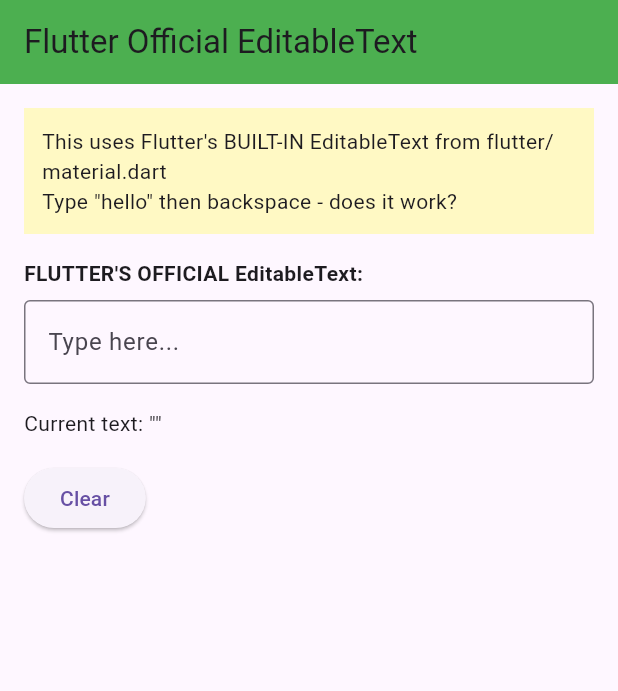
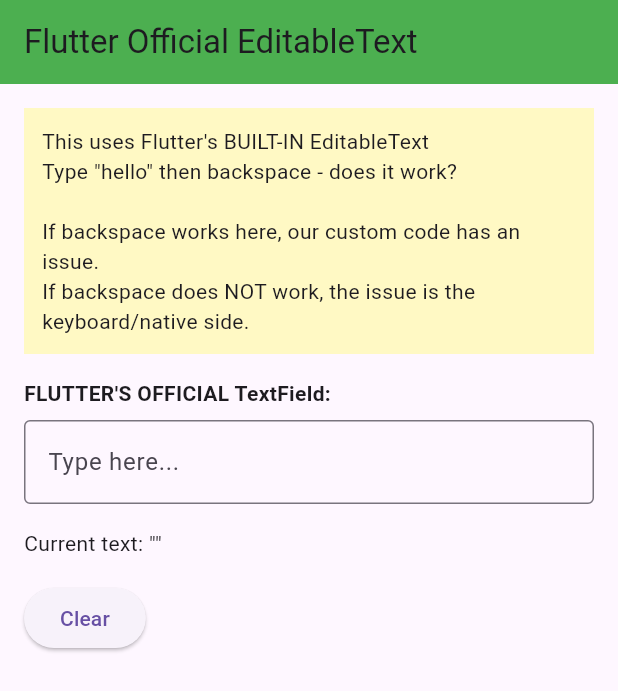
Before and after one commit to Istiak-Ahmed78/my_basic_textfield, a Flutter app: the screen it shows after launch, on a phone screen of 412 x 824 dp. Shown: the top 691 px of the screen. Run offline on Flutter 3.47's test engine with Material 3 defaults, Android fonts, the phone set to English and light mode, and no system bars; our stand-ins replace plugin_platform_interface, web.

Commit message:
Test: Standalone Flutter official TextField test

```diff
--- a/example/lib/main.dart
+++ b/example/lib/main.dart
@@ -1,5 +1,4 @@
 import 'package:flutter/material.dart';
-import 'package:flutter/services.dart';
 
 void main() {
   debugPrint('\n========================================');
@@ -66,13 +65,15 @@
               padding: const EdgeInsets.all(12),
               color: Colors.yellow.shade100,
               child: const Text(
-                'This uses Flutter\'s BUILT-IN EditableText from flutter/material.dart\n'
-                'Type "hello" then backspace - does it work?',
+                'This uses Flutter\'s BUILT-IN EditableText\n'
+                'Type "hello" then backspace - does it work?\n\n'
+                'If backspace works here, our custom code has an issue.\n'
+                'If backspace does NOT work, the issue is the keyboard/native side.',
               ),
             ),
             const SizedBox(height: 16),
             const Text(
-              'FLUTTER\'S OFFICIAL EditableText:',
+              'FLUTTER\'S OFFICIAL TextField:',
               style: TextStyle(fontWeight: FontWeight.bold),
             ),
             const SizedBox(height: 8),
--- a/pubspec.yaml
+++ b/pubspec.yaml
@@ -4,7 +4,7 @@
 homepage:
 
 environment:
-  sdk: ^3.12.0-225.0.dev
+  sdk: ^3.11.0
   flutter: '>=3.3.0'
 
 dependencies:
```
Also changed, not shown: example/pubspec.yaml (+1 -9 lines), example/pubspec.lock, 3 other files.
